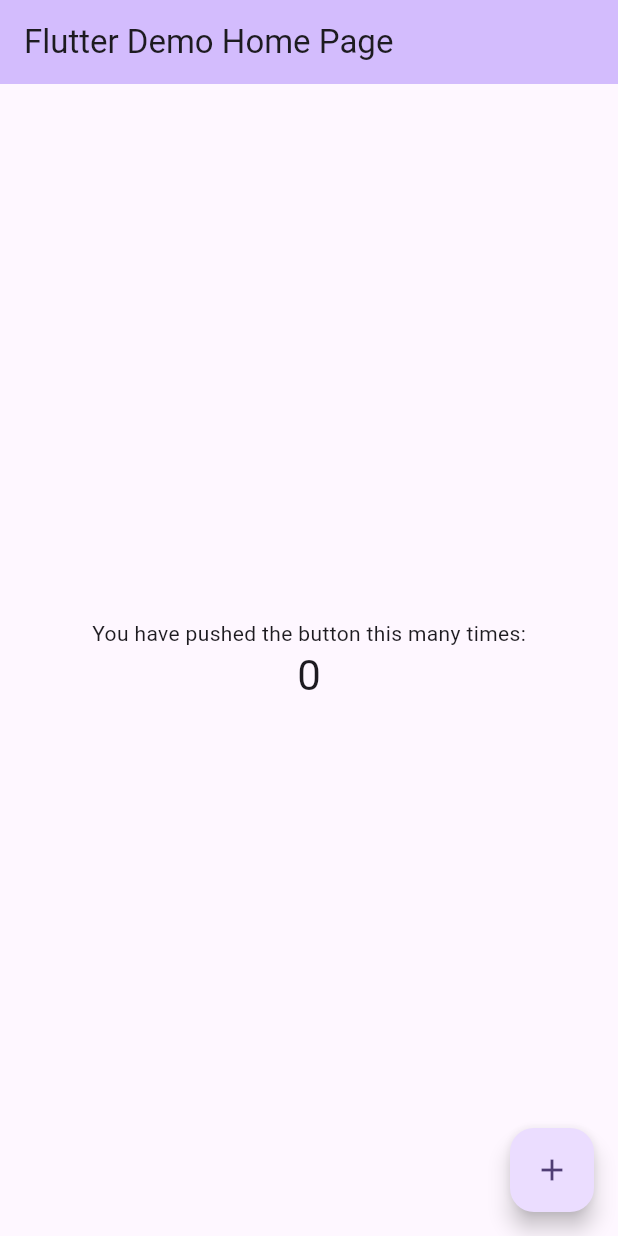
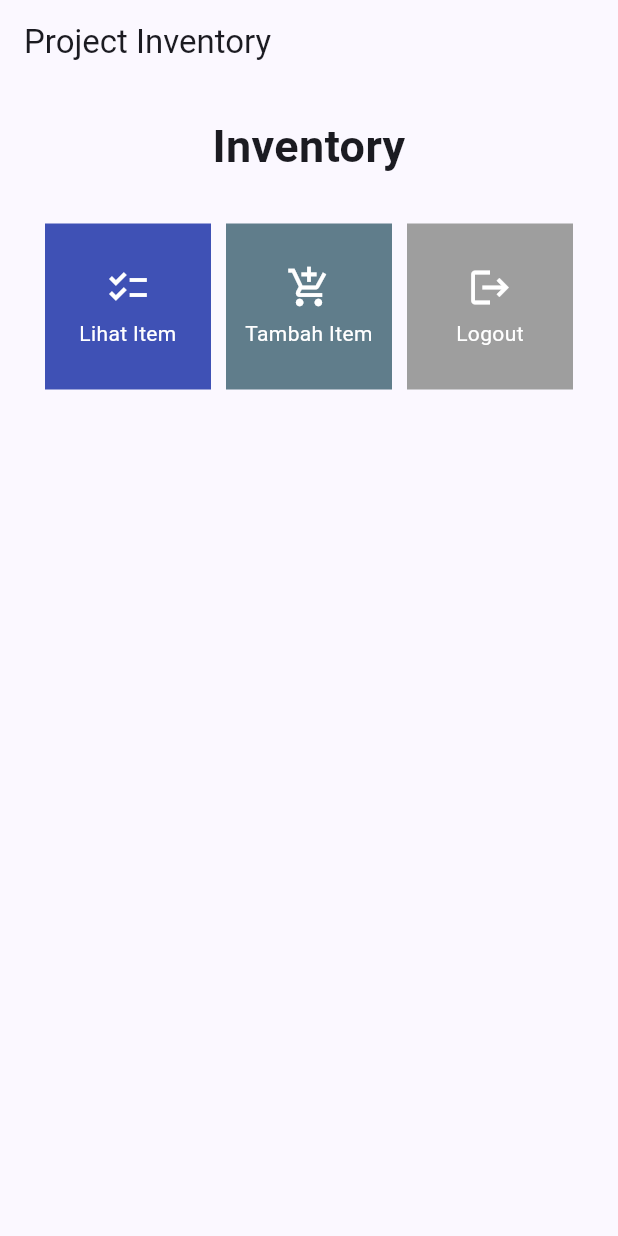
Before and after one commit to narendradzulqarnain/project-inventory-mobile, a Flutter app: the screen it shows after launch, on a phone screen of 412 x 824 dp. Run offline on Flutter 3.47's test engine with Material 2 defaults, Android fonts, the phone set to English and light mode, and no system bars.

Commit message:
selesai tugas 7

```diff
--- a/lib/main.dart
+++ b/lib/main.dart
@@ -1,5 +1,5 @@
 import 'package:flutter/material.dart';
-
+import 'package:project_inventory/menu.dart';
 void main() {
   runApp(const MyApp());
 }
@@ -28,98 +28,10 @@
         //
         // This works for code too, not just values: Most code changes can be
         // tested with just a hot reload.
-        colorScheme: ColorScheme.fromSeed(seedColor: Colors.deepPurple),
+        colorScheme: ColorScheme.fromSeed(seedColor: Colors.indigo),
         useMaterial3: true,
       ),
-      home: const MyHomePage(title: 'Flutter Demo Home Page'),
+      home: MyHomePage()
     );
   }
 }
-
-class MyHomePage extends StatefulWidget {
-  const MyHomePage({super.key, required this.title});
-
-  // This widget is the home page of your application. It is stateful, meaning
-  // that it has a State object (defined below) that contains fields that affect
-  // how it looks.
-
-  // This class is the configuration for the state. It holds the values (in this
-  // case the title) provided by the parent (in this case the App widget) and
-  // used by the build method of the State. Fields in a Widget subclass are
-  // always marked "final".
-
-  final String title;
-
-  @override
-  State<MyHomePage> createState() => _MyHomePageState();
-}
-
-class _MyHomePageState extends State<MyHomePage> {
-  int _counter = 0;
-
-  void _incrementCounter() {
-    setState(() {
-      // This call to setState tells the Flutter framework that something has
-      // changed in this State, which causes it to rerun the build method below
-      // so that the display can reflect the updated values. If we changed
-      // _counter without calling setState(), then the build method would not be
-      // called again, and so nothing would appear to happen.
-      _counter++;
-    });
-  }
-
-  @override
-  Widget build(BuildContext context) {
-    // This method is rerun every time setState is called, for instance as done
-    // by the _incrementCounter method above.
-    //
-    // The Flutter framework has been optimized to make rerunning build methods
-    // fast, so that you can just rebuild anything that needs updating rather
-    // than having to individually change instances of widgets.
-    return Scaffold(
-      appBar: AppBar(
-        // TRY THIS: Try changing the color here to a specific color (to
-        // Colors.amber, perhaps?) and trigger a hot reload to see the AppBar
-        // change color while the other colors stay the same.
-        backgroundColor: Theme.of(context).colorScheme.inversePrimary,
-        // Here we take the value from the MyHomePage object that was created by
-        // the App.build method, and use it to set our appbar title.
-        title: Text(widget.title),
-      ),
-      body: Center(
-        // Center is a layout widget. It takes a single child and positions it
-        // in the middle of the parent.
-        child: Column(
-          // Column is also a layout widget. It takes a list of children and
-          // arranges them vertically. By default, it sizes itself to fit its
-          // children horizontally, and tries to be as tall as its parent.
-          //
-          // Column has various properties to control how it sizes itself and
-          // how it positions its children. Here we use mainAxisAlignment to
-          // center the children vertically; the main axis here is the vertical
-          // axis because Columns are vertical (the cross axis would be
-          // horizontal).
-          //
-          // TRY THIS: Invoke "debug painting" (choose the "Toggle Debug Paint"
-          // action in the IDE, or press "p" in the console), to see the
-          // wireframe for each widget.
-          mainAxisAlignment: MainAxisAlignment.center,
-          children: <Widget>[
-            const Text(
-              'You have pushed the button this many times:',
-            ),
-            Text(
-              '$_counter',
-              style: Theme.of(context).textTheme.headlineMedium,
-            ),
-          ],
-        ),
-      ),
-      floatingActionButton: FloatingActionButton(
-        onPressed: _incrementCounter,
-        tooltip: 'Increment',
-        child: const Icon(Icons.add),
-      ), // This trailing comma makes auto-formatting nicer for build methods.
-    );
-  }
-}
--- /dev/null
+++ b/lib/menu.dart
@@ -0,0 +1,109 @@
+import 'package:flutter/material.dart';
+class MyHomePage extends StatelessWidget {
+    MyHomePage({Key? key}) : super(key: key);
+    final List<ShopItem> items = [
+    ShopItem("Lihat Item", Icons.checklist, Colors.indigo),
+    ShopItem("Tambah Item", Icons.add_shopping_cart, Colors.blueGrey),
+    ShopItem("Logout", Icons.logout, Colors.grey),
+];
+    @override
+    Widget build(BuildContext context) {
+        return Scaffold(
+      appBar: AppBar(
+        title: const Text(
+          'Project Inventory',
+        ),
+      ),
+      body: SingleChildScrollView(
+        // Widget wrapper yang dapat discroll
+        child: Padding(
+          padding: const EdgeInsets.all(10.0), // Set padding dari halaman
+          child: Column(
+            // Widget untuk menampilkan children secara vertikal
+            children: <Widget>[
+              const Padding(
+                padding: EdgeInsets.only(top: 10.0, bottom: 10.0),
+                // Widget Text untuk menampilkan tulisan dengan alignment center dan style yang sesuai
+                child: Text(
+                  'Inventory', // Text yang menandakan toko
+                  textAlign: TextAlign.center,
+                  style: TextStyle(
+                    fontSize: 30,
+                    fontWeight: FontWeight.bold,
+                  ),
+                ),
+              ),
+              // Grid layout
+              GridView.count(
+                // Container pada card kita.
+                primary: true,
+                padding: const EdgeInsets.all(20),
+                crossAxisSpacing: 10,
+                mainAxisSpacing: 10,
+                crossAxisCount: 3,
+                shrinkWrap: true,
+                children: items.map((ShopItem item) {
+                  // Iterasi untuk setiap item
+                  return ShopCard(item);
+                }).toList(),
+              ),
+            ],
+          ),
+        ),
+      ),
+    );
+    }
+}
+
+class ShopItem {
+  final String name;
+  final IconData icon;
+  final MaterialColor color;
+
+  ShopItem(this.name, this.icon, this.color);
+}
+
+class ShopCard extends StatelessWidget {
+  final ShopItem item;
+
+  const ShopCard(this.item, {super.key}); // Constructor
+
+  @override
+  Widget build(BuildContext context) {
+    return Material(
+      color: item.color,
+      child: InkWell(
+        // Area responsive terhadap sentuhan
+        onTap: () {
+          // Memunculkan SnackBar ketika diklik
+          ScaffoldMessenger.of(context)
+            ..hideCurrentSnackBar()
+            ..showSnackBar(SnackBar(
+                content: Text("Kamu telah menekan tombol ${item.name}!")));
+        },
+        child: Container(
+          // Container untuk menyimpan Icon dan Text
+          padding: const EdgeInsets.all(8),
+          child: Center(
+            child: Column(
+              mainAxisAlignment: MainAxisAlignment.center,
+              children: [
+                Icon(
+                  item.icon,
+                  color: Colors.white,
+                  size: 30.0,
+                ),
+                const Padding(padding: EdgeInsets.all(3)),
+                Text(
+                  item.name,
+                  textAlign: TextAlign.center,
+                  style: const TextStyle(color: Colors.white),
+                ),
+              ],
+            ),
+          ),
+        ),
+      ),
+    );
+  }
+}
```
Also changed, not shown: 1 other file.
